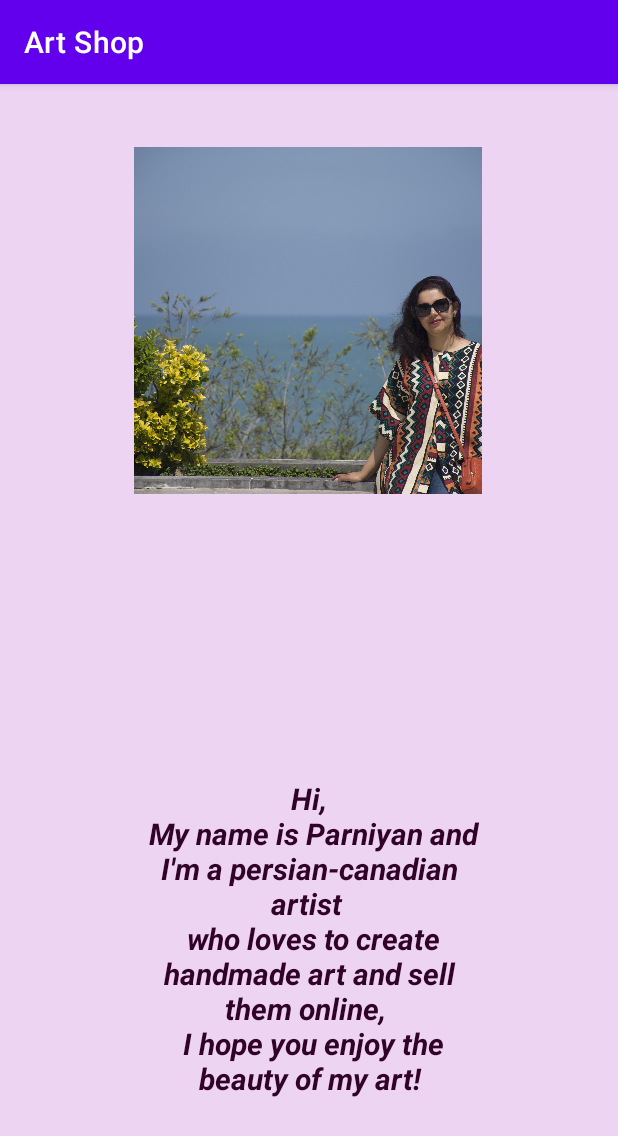
After one commit to parniyanroosta/MobileAppDev-Final-Project, an Android app: the AboutMe screen opened directly, with no data from a screen before it, on a phone screen of 412 x 824 dp. The commit adds this screen. Shown: the top 1136 px of the screen. Run offline under Robolectric (Android 15) with nearby library versions, the phone set to English and light mode, and no system bars.

Commit message:
Set menu, icons and about me page

```diff
--- a/app/src/main/AndroidManifest.xml
+++ b/app/src/main/AndroidManifest.xml
@@ -9,7 +9,9 @@
         android:roundIcon="@mipmap/ic_launcher_round"
         android:supportsRtl="true"
         android:theme="@style/Theme.FinalProject_ParniyanRoosta">
-
+        <activity
+            android:name=".AboutMe"
+            android:exported="false" />
         <activity
             android:name=".Category_Painting"
             android:label="Painting"
@@ -42,7 +44,6 @@
                 android:name="android.support.PARENT_ACTIVITY"
                 android:value="com.example.finalproject_parniyanroosta.MainActivity" />
         </activity>
-
         <activity
             android:name=".MainActivity"
             android:exported="true">
--- /dev/null
+++ b/app/src/main/java/com/example/finalproject_parniyanroosta/AboutMe.java
@@ -0,0 +1,14 @@
+package com.example.finalproject_parniyanroosta;
+
+import androidx.appcompat.app.AppCompatActivity;
+
+import android.os.Bundle;
+
+public class AboutMe extends AppCompatActivity {
+
+    @Override
+    protected void onCreate(Bundle savedInstanceState) {
+        super.onCreate(savedInstanceState);
+        setContentView(R.layout.activity_about_me);
+    }
+}
--- /dev/null
+++ b/app/src/main/res/layout/activity_about_me.xml
@@ -0,0 +1,40 @@
+<?xml version="1.0" encoding="utf-8"?>
+<androidx.constraintlayout.widget.ConstraintLayout xmlns:android="http://schemas.android.com/apk/res/android"
+    xmlns:app="http://schemas.android.com/apk/res-auto"
+    xmlns:tools="http://schemas.android.com/tools"
+    android:layout_width="match_parent"
+    android:layout_height="match_parent"
+    android:background="@color/ic_action_aboutme_background"
+    tools:context=".AboutMe">
+
+    <ImageView
+        android:id="@+id/imageView"
+        android:layout_width="232dp"
+        android:layout_height="235dp"
+        android:layout_marginTop="40dp"
+        app:layout_constraintEnd_toEndOf="parent"
+        app:layout_constraintHorizontal_bias="0.497"
+        app:layout_constraintStart_toStartOf="parent"
+        app:layout_constraintTop_toTopOf="parent"
+        app:srcCompat="@drawable/profile" />
+
+    <TextView
+        android:id="@+id/textView"
+        android:layout_width="250dp"
+        android:layout_height="250dp"
+        android:layout_marginStart="70dp"
+        android:layout_marginEnd="70dp"
+        android:layout_marginBottom="65dp"
+        android:paddingLeft="10dp"
+        android:paddingTop="10dp"
+        android:paddingRight="10dp"
+        android:paddingBottom="10dp"
+        android:text="Hi,\n My name is Parniyan and I'm a persian-canadian artist \n who loves to create handmade art and sell them online, \n I hope you enjoy the beauty of my art!"
+        android:textAlignment="center"
+        android:textColor="@color/MyFinalApp_txtColor"
+        android:textSize="20sp"
+        android:textStyle="bold|italic"
+        app:layout_constraintBottom_toBottomOf="parent"
+        app:layout_constraintEnd_toEndOf="parent"
+        app:layout_constraintStart_toStartOf="parent" />
+</androidx.constraintlayout.widget.ConstraintLayout>
--- /dev/null
+++ b/app/src/main/res/mipmap-anydpi-v26/ic_action_contact.xml
@@ -0,0 +1,5 @@
+<?xml version="1.0" encoding="utf-8"?>
+<adaptive-icon xmlns:android="http://schemas.android.com/apk/res/android">
+    <background android:drawable="@color/ic_action_contact_background"/>
+    <foreground android:drawable="@drawable/ic_action_contact_foreground"/>
+</adaptive-icon>
--- /dev/null
+++ b/app/src/main/res/mipmap-anydpi-v26/ic_action_contact_round.xml
@@ -0,0 +1,5 @@
+<?xml version="1.0" encoding="utf-8"?>
+<adaptive-icon xmlns:android="http://schemas.android.com/apk/res/android">
+    <background android:drawable="@color/ic_action_contact_background"/>
+    <foreground android:drawable="@drawable/ic_action_contact_foreground"/>
+</adaptive-icon>
--- /dev/null
+++ b/app/src/main/res/values/ic_action_aboutme_background.xml
@@ -0,0 +1,4 @@
+<?xml version="1.0" encoding="utf-8"?>
+<resources>
+    <color name="ic_action_aboutme_background">#EDD4F3</color>
+</resources>
--- /dev/null
+++ b/app/src/main/res/values/ic_action_contact_background.xml
@@ -0,0 +1,4 @@
+<?xml version="1.0" encoding="utf-8"?>
+<resources>
+    <color name="ic_action_contact_background">#EDD4F3</color>
+</resources>
--- /dev/null
+++ b/app/src/main/res/values/ic_action_login_background.xml
@@ -0,0 +1,4 @@
+<?xml version="1.0" encoding="utf-8"?>
+<resources>
+    <color name="ic_action_login_background">#EDD4F3</color>
+</resources>
```
Also changed, not shown: app/src/main/java/com/example/finalproject_parniyanroosta/MainActivity.java (+42 -2 lines), app/src/main/res/drawable/ic_action_contact_foreground.xml (added, +16 -0 lines), app/src/main/res/layout/activity_main.xml (+36 -20 lines), app/src/main/res/values/strings.xml (+5 -2 lines), app/src/main/ic_action_contact-playstore.png (added), app/src/main/res/drawable/profile.jpg (added).
